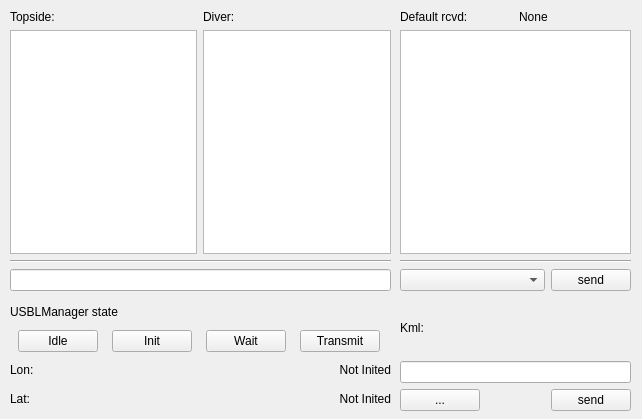
First picture: the form in caddy/caddy_ui/src/rqt_caddy/resource/CaddyGui.ui, repository pi19404/labust-ros-pkg, before the edit.
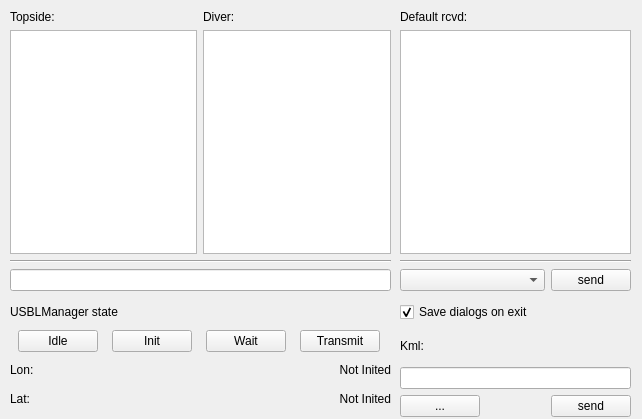
Second picture: the form after the edit.

What changed in the file:
```diff
--- a/caddy/caddy_ui/src/rqt_caddy/resource/CaddyGui.ui
+++ b/caddy/caddy_ui/src/rqt_caddy/resource/CaddyGui.ui
@@ -103,13 +103,6 @@
         </property>
        </widget>
       </item>
-      <item>
-       <widget class="QLabel" name="defaultReceivedLabel">
-        <property name="text">
-         <string>None</string>
-        </property>
-       </widget>
-      </item>
      </layout>
     </item>
     <item>
@@ -155,9 +148,9 @@
    <property name="geometry">
     <rect>
      <x>400</x>
-     <y>300</y>
+     <y>330</y>
      <width>231</width>
-     <height>111</height>
+     <height>87</height>
     </rect>
    </property>
    <layout class="QVBoxLayout" name="verticalLayout_2">
@@ -345,6 +338,31 @@
     </item>
    </layout>
   </widget>
+  <widget class="QWidget" name="horizontalLayoutWidget">
+   <property name="geometry">
+    <rect>
+     <x>400</x>
+     <y>300</y>
+     <width>231</width>
+     <height>24</height>
+    </rect>
+   </property>
+   <layout class="QHBoxLayout" name="horizontalLayout_7">
+    <item>
+     <widget class="QCheckBox" name="saveAll">
+      <property name="text">
+       <string>Save dialogs on exit</string>
+      </property>
+      <property name="checked">
+       <bool>true</bool>
+      </property>
+      <property name="tristate">
+       <bool>false</bool>
+      </property>
+     </widget>
+    </item>
+   </layout>
+  </widget>
  </widget>
  <resources/>
  <connections/>
```
Left out of the diff: 40 changed lines with no effect on the pictures.
